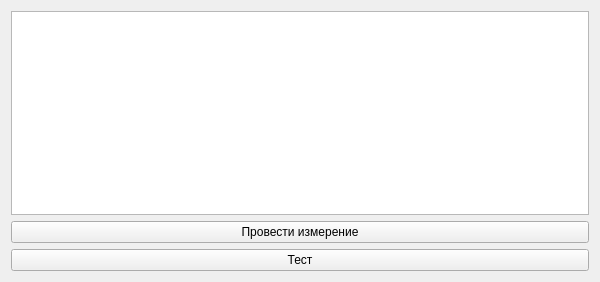
Before: the Qt Designer form widget.ui in krang4d/Agrekola, drawn with Qt 5.
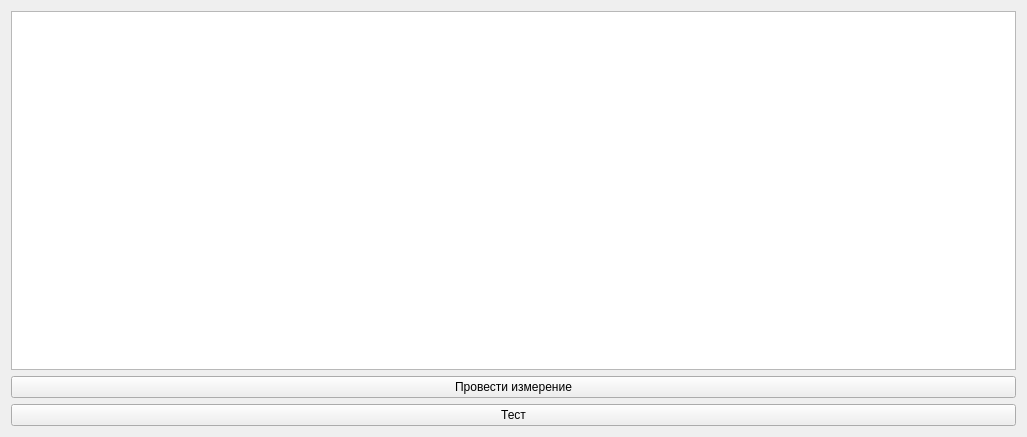
After: the same form once the commit is applied.

The edit to the form file:
```diff
--- a/widget.ui
+++ b/widget.ui
@@ -6,8 +6,8 @@
    <rect>
     <x>0</x>
     <y>0</y>
-    <width>600</width>
-    <height>282</height>
+    <width>1027</width>
+    <height>437</height>
    </rect>
   </property>
   <property name="windowTitle">
```
